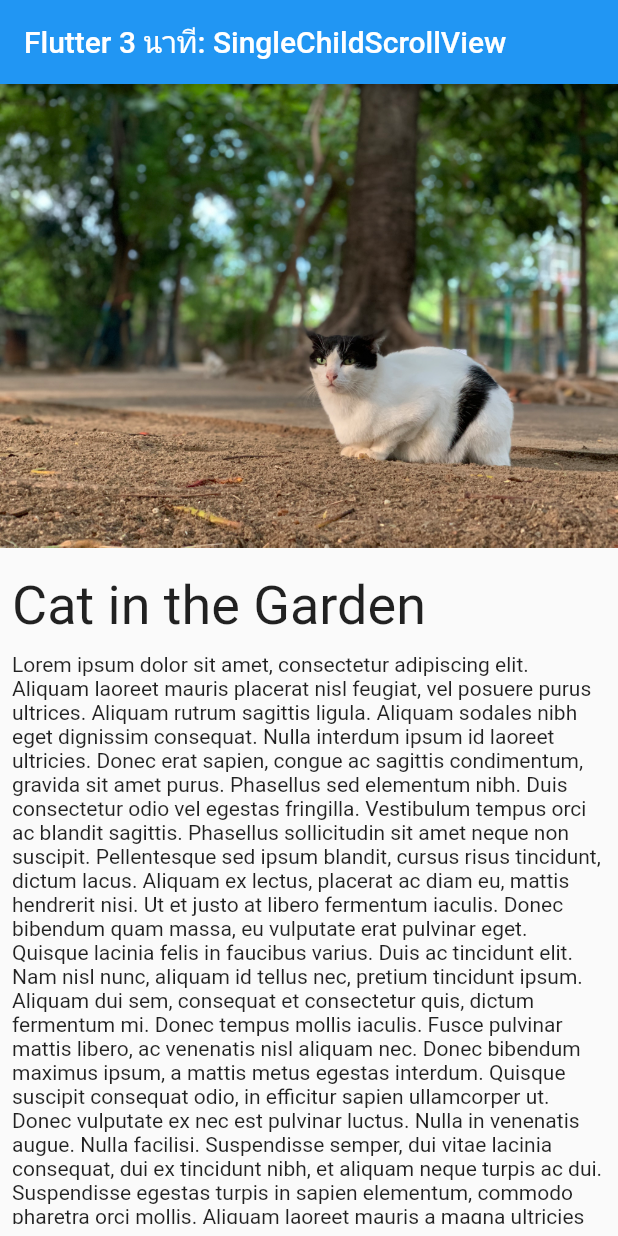
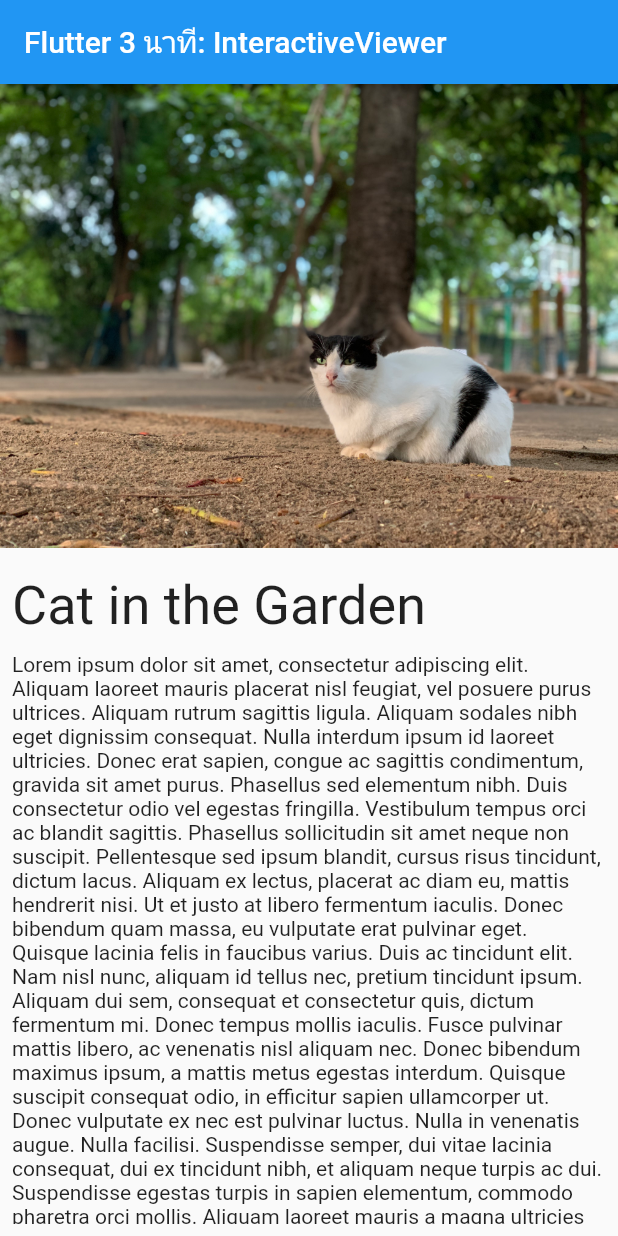
Before and after one commit to teerasej/nextflow_widget_singlechildscrollview, a Flutter app: the screen it shows after launch, on a phone screen of 412 x 824 dp. Run offline on Flutter 3.47's test engine with Material 2 defaults, Android fonts, the phone set to English and light mode, and no system bars.

Commit message:
Update title

```diff
--- a/lib/main.dart
+++ b/lib/main.dart
@@ -13,7 +13,7 @@ class MyApp extends StatelessWidget {
         primarySwatch: Colors.blue,
         visualDensity: VisualDensity.adaptivePlatformDensity,
       ),
-      home: MyHomePage(title: 'Flutter 3 นาที: SingleChildScrollView'),
+      home: MyHomePage(title: 'Flutter 3 นาที: InteractiveViewer'),
     );
   }
 }
@@ -36,8 +36,12 @@ class _MyHomePageState extends State<MyHomePage> {
         ),
         body: Column(
           children: [
-            Container(
-              child: Image(image: AssetImage('assets/cat.jpg')),
+            InteractiveViewer(
+              maxScale: 10,
+              minScale: 1,
+              child: Image(
+                image: AssetImage('assets/cat.jpg'),
+              ),
             ),
             Expanded(
               child: Padding(
```
